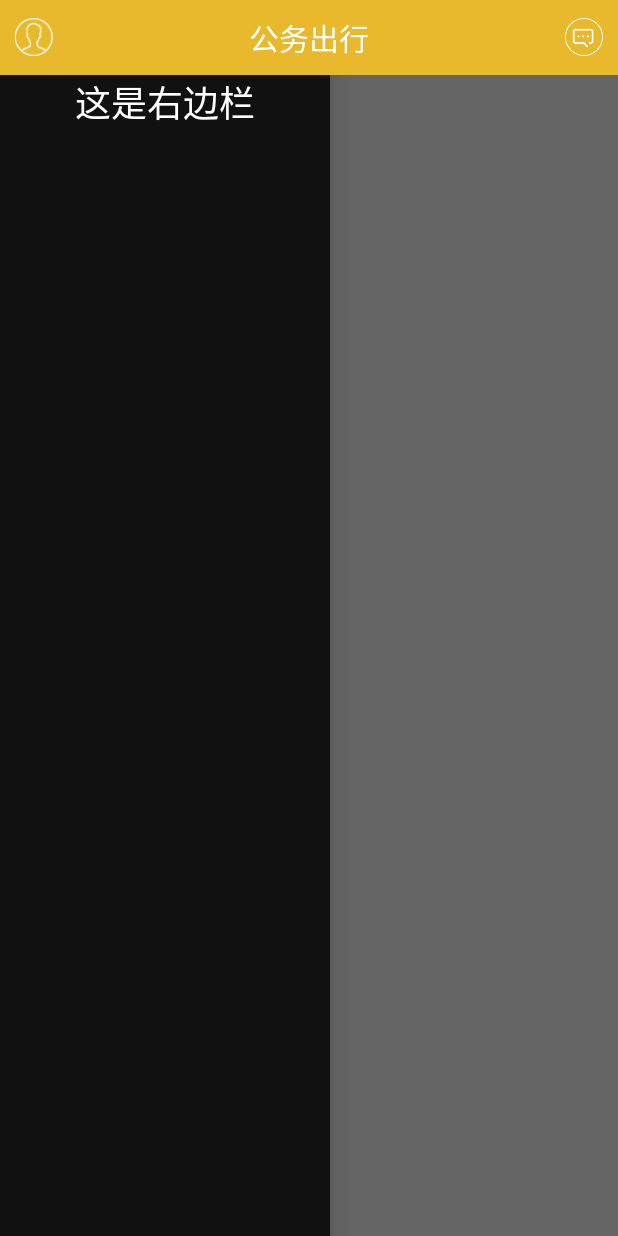
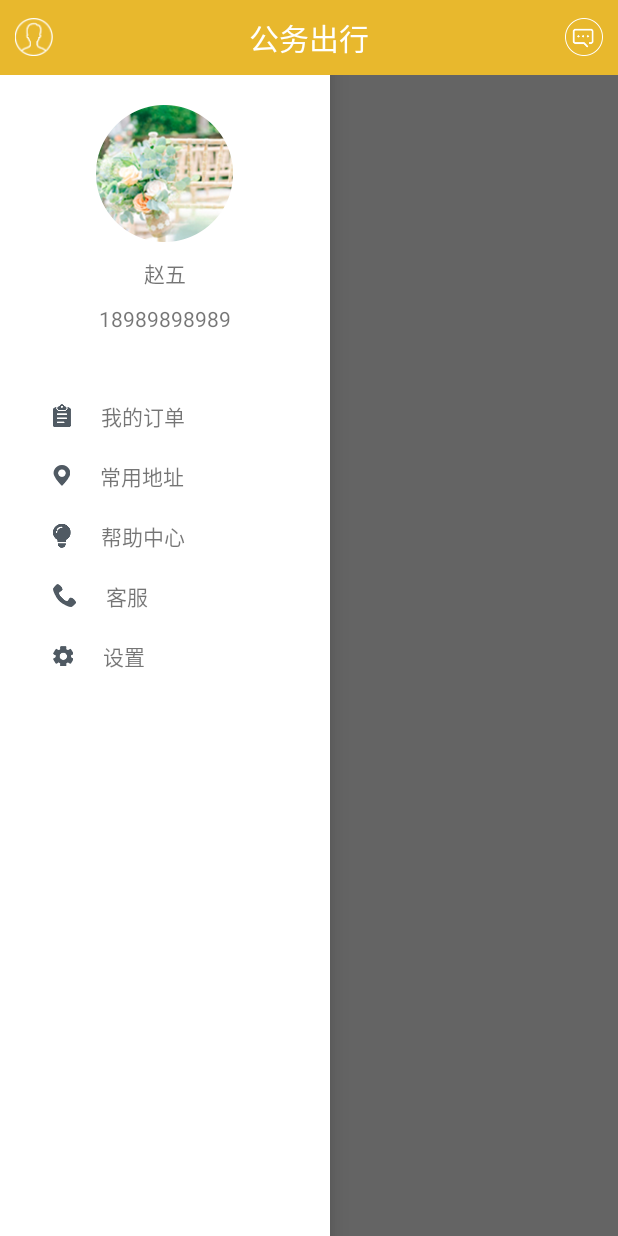
Before and after one commit to yijiehello/GWTravels, an Android app: the MainActivity screen opened directly, with no data from a screen before it, with the side drawer open, on a phone screen of 412 x 824 dp. Run offline under Robolectric (Android 15) with nearby library versions, the phone set to English and light mode, and no system bars; our stand-ins replace ButterKnife.

Commit message:
侧滑菜单

```diff
--- a/app/src/main/java/com/gwtravel/view/activity/MessageActivity.java
+++ b/app/src/main/java/com/gwtravel/view/activity/MessageActivity.java
@@ -9,8 +9,6 @@ import butterknife.ButterKnife;
 import butterknife.OnClick;
 
 public class MessageActivity extends BaseActivity {
-
-
 
 
     @Override
--- a/app/src/main/res/layout/activity_main.xml
+++ b/app/src/main/res/layout/activity_main.xml
@@ -1,5 +1,5 @@
 <?xml version="1.0" encoding="utf-8"?>
-<LinearLayout xmlns:android="http://schemas.android.com/apk/res/android"
+<RelativeLayout xmlns:android="http://schemas.android.com/apk/res/android"
     xmlns:tools="http://schemas.android.com/tools"
     android:id="@+id/activity_main"
     android:layout_width="match_parent"
@@ -8,48 +8,10 @@
     tools:context="com.gwtravel.view.activity.MainActivity">
 
 
-    <RelativeLayout
-        android:background="@color/yellowroundbg"
-        android:layout_width="match_parent"
-        android:layout_height="50dp"
-        android:gravity="center_vertical"
-        android:orientation="horizontal">
-
-        <ImageView
-            android:layout_centerVertical="true"
-            android:id="@+id/iv_user"
-            android:layout_width="25dp"
-            android:layout_height="25dp"
-            android:layout_marginLeft="10dp"
-            android:src="@mipmap/user" />
-
-        <TextView
-            android:id="@+id/textView2"
-            android:layout_width="wrap_content"
-            android:layout_height="wrap_content"
-            android:text="公务出行"
-            android:textColor="#FFFFFF"
-            android:textSize="20sp"
-            android:layout_centerVertical="true"
-            android:layout_centerHorizontal="true" />
-
-        <ImageView
-            android:layout_marginRight="10dp"
-            android:layout_alignParentRight="true"
-            android:layout_centerVertical="true"
-            android:id="@+id/iv_message"
-            android:layout_width="25dp"
-            android:layout_height="25dp"
-            android:layout_marginLeft="10dp"
-            android:src="@mipmap/message" />
-
-    </RelativeLayout>
-
-
     <android.support.v4.widget.DrawerLayout xmlns:android="http://schemas.android.com/apk/res/android"
         android:id="@+id/drawer_layout"
         android:layout_width="match_parent"
-        android:layout_height="match_parent" >
+        android:layout_height="match_parent">
 
         <FrameLayout
             android:id="@+id/content_frame"
@@ -61,18 +23,195 @@
             android:layout_width="220dp"
             android:layout_height="match_parent"
             android:layout_gravity="start"
-            android:background="#111"
-            android:gravity="center_horizontal" >
+            android:background="@color/white"
+            android:gravity="center_horizontal">
+
+            <ImageView
+                android:id="@+id/iv_avatar"
+                android:layout_width="wrap_content"
+                android:layout_height="wrap_content"
+                android:layout_centerHorizontal="true"
+                android:layout_marginTop="70dp"
+                android:src="@mipmap/avatar" />
 
             <TextView
+                android:id="@+id/tv_name"
                 android:layout_width="wrap_content"
                 android:layout_height="wrap_content"
-                android:text="这是右边栏"
-                android:textColor="@android:color/white"
-                android:textSize="24sp" />
+                android:layout_below="@id/iv_avatar"
+                android:layout_centerHorizontal="true"
+                android:layout_marginTop="10dp"
+                android:text="赵五" />
+
+
+            <TextView
+                android:id="@+id/tv_phone"
+                android:layout_width="wrap_content"
+                android:layout_height="wrap_content"
+                android:layout_below="@id/tv_name"
+                android:layout_centerHorizontal="true"
+                android:layout_marginTop="10dp"
+                android:text="18989898989" />
+
+
+            <LinearLayout
+                android:layout_width="match_parent"
+                android:layout_height="wrap_content"
+                android:layout_below="@+id/tv_phone"
+                android:layout_marginTop="35dp"
+                android:orientation="vertical">
+
+                <LinearLayout
+                    android:id="@+id/linear_bills"
+                    android:layout_width="match_parent"
+                    android:layout_height="40dp"
+                    android:gravity="center_vertical"
+                    android:orientation="horizontal">
+
+                    <ImageView
+                        android:layout_width="wrap_content"
+                        android:layout_height="wrap_content"
+                        android:layout_marginLeft="35dp"
+                        android:src="@mipmap/bills" />
+
+                    <TextView
+                        android:layout_width="wrap_content"
+                        android:layout_height="wrap_content"
+                        android:layout_marginLeft="20dp"
+                        android:text="我的订单" />
+
+                </LinearLayout>
+
+
+                <LinearLayout
+                    android:id="@+id/linear_address"
+                    android:layout_width="match_parent"
+                    android:layout_height="40dp"
+                    android:gravity="center_vertical"
+                    android:orientation="horizontal">
+
+                    <ImageView
+                        android:layout_width="wrap_content"
+                        android:layout_height="wrap_content"
+                        android:layout_marginLeft="35dp"
+                        android:src="@mipmap/location" />
+
+                    <TextView
+                        android:layout_width="wrap_content"
+                        android:layout_height="wrap_content"
+                        android:layout_marginLeft="20dp"
+                        android:text="常用地址" />
+
+                </LinearLayout>
+
+
+                <LinearLayout
+                    android:id="@+id/linear_help"
+                    android:layout_width="match_parent"
+                    android:layout_height="40dp"
+                    android:gravity="center_vertical"
+                    android:orientation="horizontal">
+
+                    <ImageView
+                        android:layout_width="wrap_content"
+                        android:layout_height="wrap_content"
+                        android:layout_marginLeft="35dp"
+                        android:src="@mipmap/helps" />
+
+                    <TextView
+                        android:layout_width="wrap_content"
+                        android:layout_height="wrap_content"
+                        android:layout_marginLeft="20dp"
+                        android:text="帮助中心" />
+
+                </LinearLayout>
+
+
+                <LinearLayout
+                    android:id="@+id/linear_service"
+                    android:layout_width="match_parent"
+                    android:layout_height="40dp"
+                    android:gravity="center_vertical"
+                    android:orientation="horizontal">
+
+                    <ImageView
+                        android:layout_width="wrap_content"
+                        android:layout_height="wrap_content"
+                        android:layout_marginLeft="35dp"
+                        android:src="@mipmap/phone" />
+
+                    <TextView
+                        android:layout_width="wrap_content"
+                        android:layout_height="wrap_content"
+                        android:layout_marginLeft="20dp"
+                        android:text="客服" />
+
+                </LinearLayout>
+
+
+                <LinearLayout
+                    android:id="@+id/linear_setting"
+                    android:layout_width="match_parent"
+                    android:layout_height="40dp"
+                    android:gravity="center_vertical"
+                    android:orientation="horizontal">
+
+                    <ImageView
+                        android:layout_width="wrap_content"
+                        android:layout_height="wrap_content"
+                        android:layout_marginLeft="35dp"
+                        android:src="@mipmap/set" />
+
+                    <TextView
+                        android:layout_width="wrap_content"
+                        android:layout_height="wrap_content"
+                        android:layout_marginLeft="20dp"
+                        android:text="设置" />
+
+                </LinearLayout>
+
+            </LinearLayout>
+
+
         </RelativeLayout>
-
     </android.support.v4.widget.DrawerLayout>
 
+    <RelativeLayout
+        android:layout_width="match_parent"
+        android:layout_height="50dp"
+        android:background="@color/yellowroundbg"
+        android:gravity="center_vertical"
+        android:orientation="horizontal">
 
-</LinearLayout>
+        <ImageView
+            android:id="@+id/iv_user"
+            android:layout_width="25dp"
+            android:layout_height="25dp"
+            android:layout_centerVertical="true"
+            android:layout_marginLeft="10dp"
+            android:src="@mipmap/user" />
+
+        <TextView
+            android:id="@+id/textView2"
+            android:layout_width="wrap_content"
+            android:layout_height="wrap_content"
+            android:layout_centerHorizontal="true"
+            android:layout_centerVertical="true"
+            android:text="公务出行"
+            android:textColor="#FFFFFF"
+            android:textSize="20sp" />
+
+        <ImageView
+            android:id="@+id/iv_message"
+            android:layout_width="25dp"
+            android:layout_height="25dp"
+            android:layout_alignParentRight="true"
+            android:layout_centerVertical="true"
+            android:layout_marginLeft="10dp"
+            android:layout_marginRight="10dp"
+            android:src="@mipmap/message" />
+
+    </RelativeLayout>
+
+
+</RelativeLayout>
```
Also changed, not shown: app/src/main/res/mipmap-xxhdpi/avatar.png (added).
